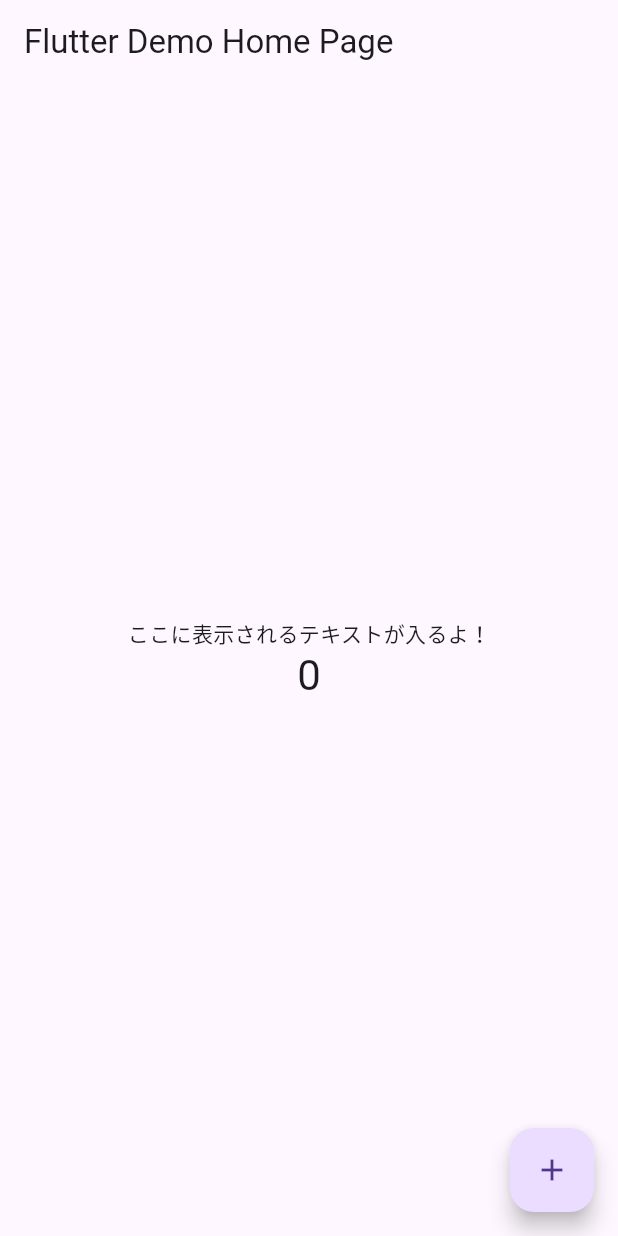
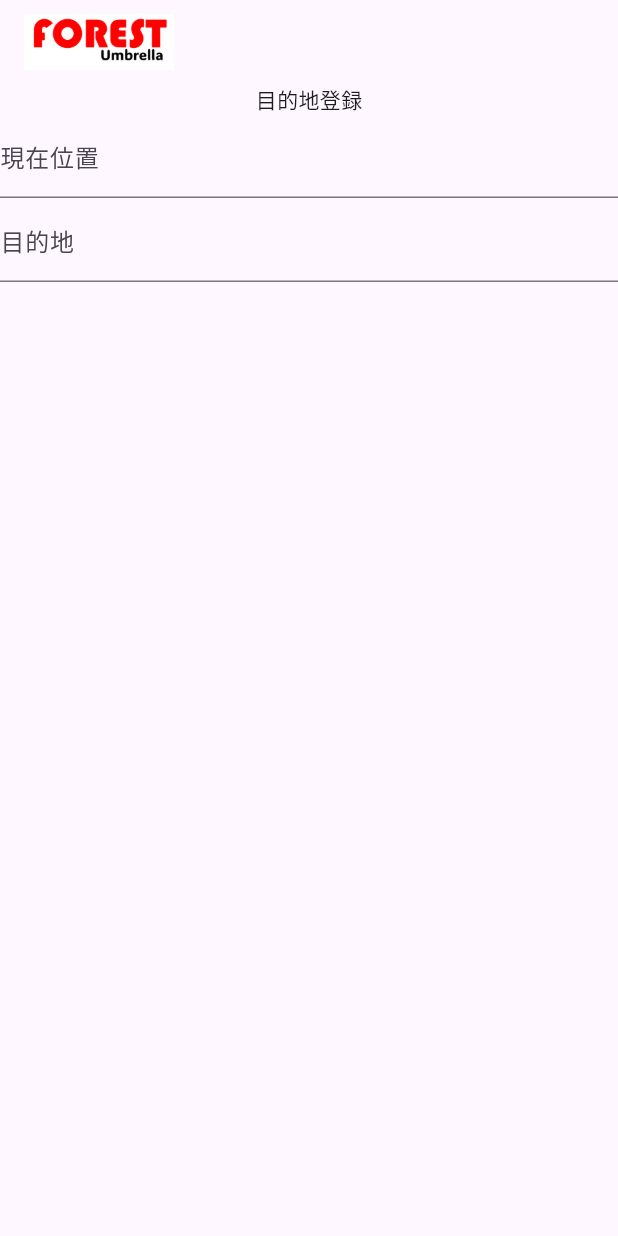
Before and after one commit to hsumonn/FOREST, a Flutter app: the MyHomePage screen opened directly, on a phone screen of 412 x 824 dp. Run offline on Flutter 3.47's test engine with Material 3 defaults, Android fonts, the light colour scheme and no system bars; our stand-ins replace location.

Commit message:
確認画面試作途中

```diff
--- a/lib/RegistrationMenu.dart
+++ b/lib/RegistrationMenu.dart
@@ -2,65 +2,61 @@
 import 'package:flutter/material.dart';
 
 void main() {
-  runApp(const MyApp());
+  runApp(MyApp());
 }
 
 class MyApp extends StatelessWidget {
-  const MyApp({super.key});
-
   @override
   Widget build(BuildContext context) {
     return MaterialApp(
-      title: 'Flutter Demo',
+      title: 'Simple Text Display',
       theme: ThemeData(
         primarySwatch: Colors.blue,
       ),
-      home: const MyHomePage(),
+      home: MyHomePage(),
     );
   }
 }
 
-class MyHomePage extends StatefulWidget {
-  const MyHomePage({super.key});
-
-  @override
-  _MyHomePageState createState() => _MyHomePageState();
-}
-
-class _MyHomePageState extends State<MyHomePage> {
-  int _counter = 0;
-
-  void _incrementCounter() {
-    setState(() {
-      _counter++;
-    });
-  }
-
+class MyHomePage extends StatelessWidget {
   @override
   Widget build(BuildContext context) {
     return Scaffold(
       appBar: AppBar(
-        title: const Text('Flutter Demo Home Page'),
+
+        //ここにタイトル
+          title: Image.asset(
+            'images/logo_test.png',
+            width: 100,  // 幅を指定
+            height: 50,  // 高さを指定
+            //fit: BoxFit.contain,  // 画像のフィット方法を指定
+          )
       ),
+
       body: Center(
         child: Column(
-          mainAxisAlignment: MainAxisAlignment.center,
+          mainAxisAlignment: MainAxisAlignment.start,
+          crossAxisAlignment: CrossAxisAlignment.center,
           children: <Widget>[
-            const Text(
-              'ここに表示されるテキストが入るよ！',
+
+          Text('目的地登録',),
+
+            TextFormField(
+              decoration: InputDecoration(
+                labelText: '現在位置',
+              ),
             ),
-            Text(
-              '$_counter',
-              style: Theme.of(context).textTheme.headlineMedium, // 修正しました
+
+            TextFormField(
+              decoration: InputDecoration(
+                labelText: '目的地',
+              ),
+
             ),
           ],
         ),
       ),
-      floatingActionButton: FloatingActionButton(
-        onPressed: _incrementCounter,
-        tooltip: 'Increment',
-        child: const Icon(Icons.add),
-      ),
+
     );
   }
 }
```
